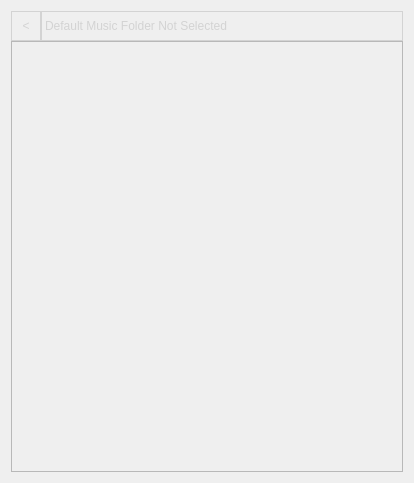
sunnibn/deck_ui, file ui/musicfilesystemwidget.ui: the form before one commit.
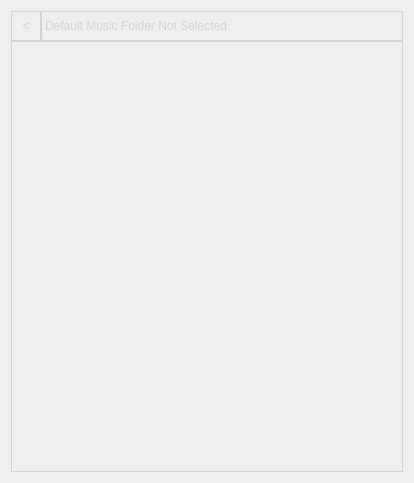
The form after the commit.

Patch:
```diff
--- a/ui/musicfilesystemwidget.ui
+++ b/ui/musicfilesystemwidget.ui
@@ -87,14 +87,14 @@
      <item>
       <widget class="QScrollArea" name="scrollArea">
        <property name="styleSheet">
-        <string notr="true">QScrollArea {
+        <string notr="true">QScrollArea#scrollArea {
 	background: transparent;
 	border: 1px solid lightgray;
 }
-QScrollArea&gt;QWidget&gt;QWidget {
+QWidget#scrollWidget {
 	background: transparent;
 }
-QWidget&gt;QWidget&gt;QScrollBar {
+QScrollBar {
 	background: transparent;
 	color: lightgray;
 }</string>
```
